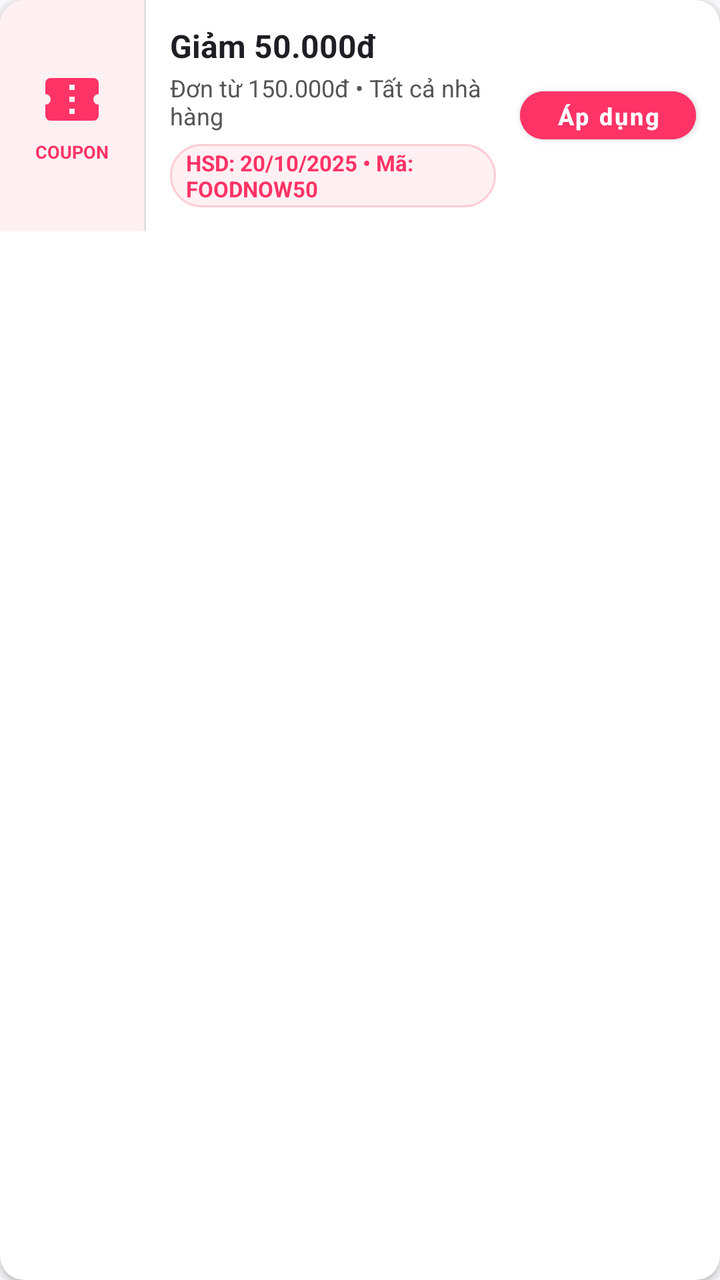
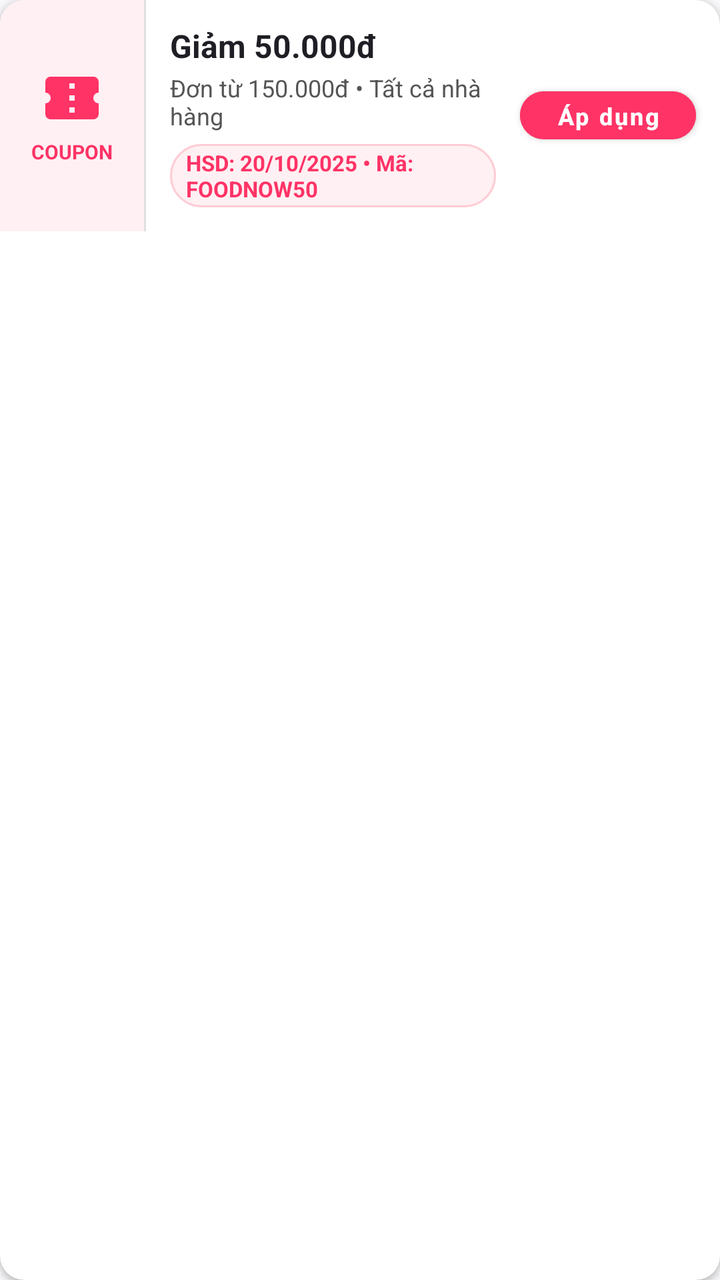

The first picture is an Android layout as it rendered before a commit; the second is the same layout after the commit. The layout source and the unified diff follow.
<!-- AndroidManifest.xml: application theme Theme.FoodNow -->
<!-- res/layout/item_voucher.xml -->
<?xml version="1.0" encoding="utf-8"?>
<androidx.cardview.widget.CardView xmlns:android="http://schemas.android.com/apk/res/android"
    xmlns:app="http://schemas.android.com/apk/res-auto"
    android:layout_width="match_parent"
    android:layout_height="wrap_content"
    android:layout_marginBottom="12dp"
    app:cardCornerRadius="12dp"
    app:cardElevation="2dp">

    <LinearLayout
        android:layout_width="match_parent"
        android:layout_height="wrap_content"
        android:gravity="center_vertical"
        android:orientation="horizontal">

        
        <LinearLayout
            android:layout_width="72dp"
            android:layout_height="match_parent"
            android:background="@color/soft_pink"
            android:gravity="center"
            android:orientation="vertical">

            <ImageView
                android:layout_width="32dp"
                android:layout_height="32dp"
                android:contentDescription="Voucher icon"
                android:src="@drawable/ic_ticket"
                app:tint="@color/primary_pink" />

            <TextView
                android:layout_width="wrap_content"
                android:layout_height="wrap_content"
                android:layout_marginTop="4dp"
                android:text="COUPON"
                android:textColor="@color/primary_pink"
                android:textSize="9sp"
                android:textStyle="bold" />
        </LinearLayout>

        
        <View
            android:layout_width="1dp"
            android:layout_height="match_parent"
            android:background="@color/border_grey" />

        
        <LinearLayout
            android:layout_width="0dp"
            android:layout_height="wrap_content"
            android:layout_weight="1"
            android:orientation="vertical"
            android:padding="12dp">

            <TextView
                android:id="@+id/tvVoucherTitle"
                android:layout_width="wrap_content"
                android:layout_height="wrap_content"
                android:text="Giảm 50.000đ"
                android:textColor="@color/text_dark"
                android:textSize="16sp"
                android:textStyle="bold" />

            <TextView
                android:id="@+id/tvVoucherDescription"
                android:layout_width="wrap_content"
                android:layout_height="wrap_content"
                android:layout_marginTop="2dp"
                android:text="Đơn từ 150.000đ • Tất cả nhà hàng"
                android:textColor="@color/text_medium"
                android:textSize="12sp" />

            <TextView
                android:id="@+id/tvVoucherExpiryCode"
                android:layout_width="wrap_content"
                android:layout_height="wrap_content"
                android:layout_marginTop="6dp"
                android:background="@drawable/bg_soft_pink_card"
                android:paddingHorizontal="8dp"
                android:paddingVertical="2dp"
                android:text="HSD: 20/10/2025 • Mã: FOODNOW50"
                android:textColor="@color/primary_pink"
                android:textSize="11sp"
                android:textStyle="bold" />
        </LinearLayout>

        
        <Button
            android:id="@+id/btnUseVoucher"
            android:layout_width="wrap_content"
            android:layout_height="36dp"
            android:layout_marginEnd="12dp"
            android:backgroundTint="@color/primary_pink"
            android:paddingHorizontal="12dp"
            android:text="Áp dụng"
            android:textAllCaps="false"
            android:textColor="@color/white"
            android:textSize="12sp"
            android:textStyle="bold"
            app:cornerRadius="18dp" />

    </LinearLayout>
</androidx.cardview.widget.CardView>
<!-- resources referenced by this layout -->
<resources>
  <color name="border_grey">#E0E0E0</color>
  <color name="primary_pink">#FF3366</color>
  <color name="soft_pink">#FFF0F3</color>
  <color name="text_dark">#1E1E24</color>
  <color name="text_medium">#555555</color>
  <color name="white">#FFFFFF</color>
  <!-- drawable bg_soft_pink_card (drawable) -->
  <?xml version="1.0" encoding="utf-8"?>
  <shape xmlns:android="http://schemas.android.com/apk/res/android"
      android:shape="rectangle">
      <solid android:color="@color/soft_pink" />
      <stroke android:width="1dp" android:color="@color/soft_pink_border" />
      <corners android:radius="16dp" />
  </shape>
  <!-- drawable ic_ticket (drawable) -->
  <vector xmlns:android="http://schemas.android.com/apk/res/android"
      android:width="24dp"
      android:height="24dp"
      android:viewportWidth="24"
      android:viewportHeight="24">
    <path
        android:fillColor="#FFFF3366"
        android:pathData="M22,10V6c0,-1.11 -0.9,-2 -2,-2H4c-1.1,0 -1.99,0.89 -1.99,2v4c1.1,0 1.99,0.9 1.99,2s-0.89,2 -2,2v4c0,1.1 0.9,2 2,2h16c1.1,0 2,-0.9 2,-2v-4c-1.1,0 -2,-0.9 -2,-2s0.9,-2 2,-2zm-9,7.5h-2v-2h2v2zm0,-4.5h-2v-2h2v2zm0,-4.5h-2v-2h2v2z"/>
  </vector>
  <style name="Theme.FoodNow" parent="Theme.MaterialComponents.DayNight.NoActionBar">
          
          <item name="colorPrimary">@color/primary_pink</item>
          <item name="colorPrimaryVariant">@color/primary_pink_dark</item>
          <item name="colorOnPrimary">@color/white</item>
          
          <item name="colorSecondary">@color/coral_accent</item>
          <item name="colorSecondaryVariant">@color/coral_accent</item>
          <item name="colorOnSecondary">@color/white</item>
          
          <item name="android:statusBarColor">@color/white</item>
          <item name="android:windowLightStatusBar">true</item>
          
          <item name="android:windowBackground">@color/bg_light_grey</item>
      </style>
  <color name="soft_pink_border">#FFCCD5</color>
  <color name="primary_pink_dark">#E62E5C</color>
  <color name="coral_accent">#FF5252</color>
  <color name="bg_light_grey">#F8F8FA</color>
</resources>

<!-- the commit's change to res/layout/item_voucher.xml (unified diff, before → after) -->
@@ -34,7 +34,7 @@
                 android:layout_marginTop="4dp"
                 android:text="COUPON"
                 android:textColor="@color/primary_pink"
-                android:textSize="9sp"
+                android:textSize="10sp"
                 android:textStyle="bold" />
         </LinearLayout>
 
